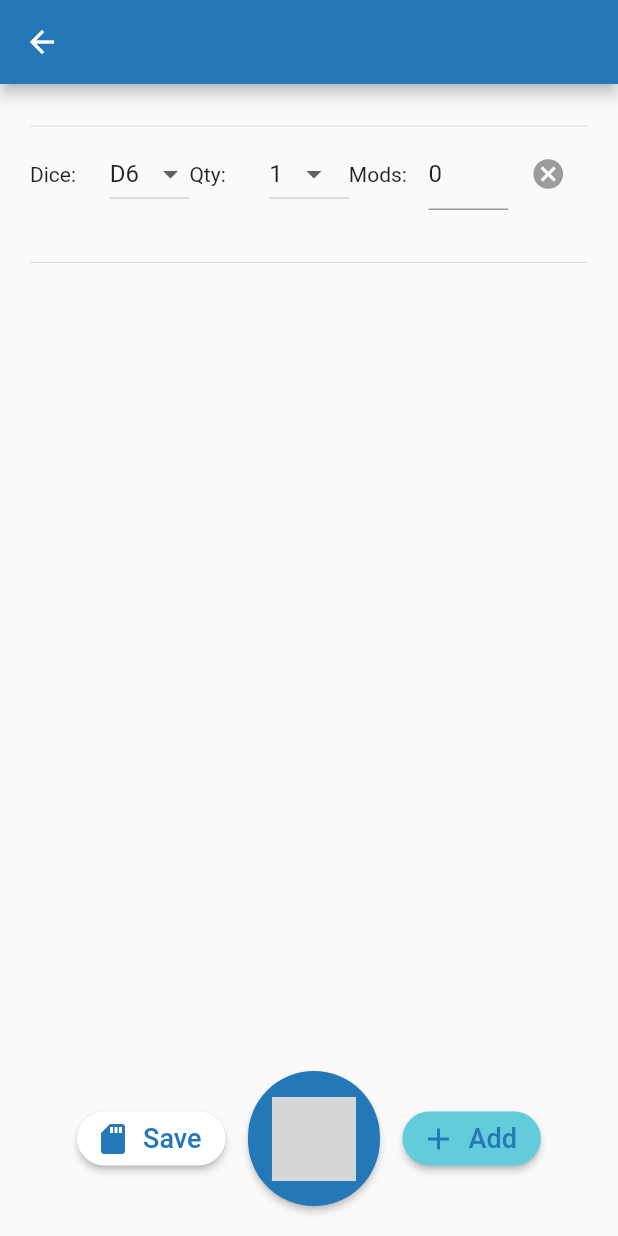
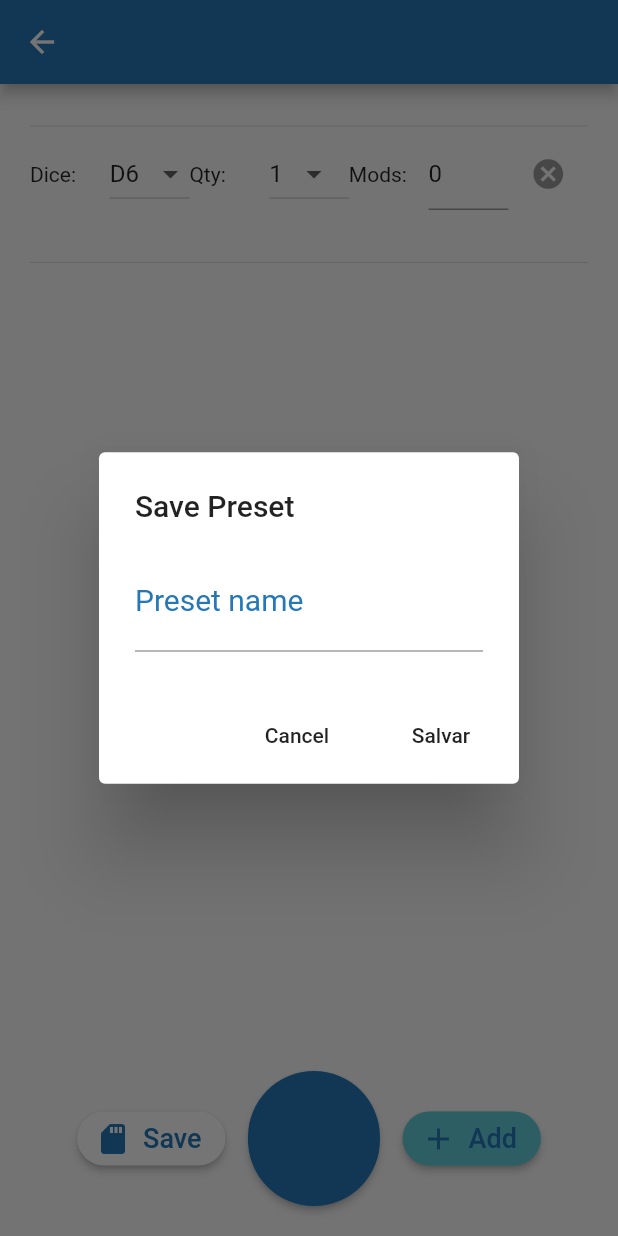
Before and after one commit to marcosbarbosa031/dice2roll, a Flutter app: the DiceRoll screen opened directly with empty values, item 3 of the bottom bar chosen, after a tap on "Save", on a phone screen of 412 x 824 dp. Run offline on Flutter 3.47's test engine with Material 2 defaults, Android fonts, the light colour scheme and no system bars; our stand-ins replace bloc, equatable, flutter_bloc; missing offline and left inert: animator; grey boxes are pictures that could not be loaded.

Commit message:
Adding save preset dialog

```diff
--- a/lib/dice_roll/dice.roll.dart
+++ b/lib/dice_roll/dice.roll.dart
@@ -23,6 +23,15 @@ class _DiceRollState extends State<DiceRoll> {
   final rng = new Random();
   List<dynamic> dices;
   String total = "";
+  final presetNameC = TextEditingController();
+  @override
+  void initState () {
+    super.initState();
+
+    presetNameC.value = presetNameC.value.copyWith(
+      text: widget.preset["name"]
+    );
+  }
 
   @override
   Widget build(BuildContext context) {
@@ -76,7 +85,7 @@ class _DiceRollState extends State<DiceRoll> {
                       textColor: AppColors.primaryColor,
                       shape: new RoundedRectangleBorder(borderRadius: new BorderRadius.circular(30.0)),
                       onPressed: () {
-                        _savePreset();
+                        showSaveDialog(context);
                       },
                     )
                   ),
@@ -321,11 +330,55 @@ class _DiceRollState extends State<DiceRoll> {
   /// Save the dices preset.
 
   void _savePreset() async {
-    widget.presets.add(widget.preset);
+    widget.preset["name"] = presetNameC.value.text;
+
+    if (widget.preset["id"] >= widget.presets.length) {
+      widget.presets.add(widget.preset);
+    }
 
     final file = await _localFile;
-    var resp = file.writeAsString(jsonEncode(widget.presets));
-    print("resp: $resp");
+    file.writeAsString(jsonEncode(widget.presets));
+  }
+
+  /// Display save preset dialog
+
+  Future showSaveDialog(BuildContext context) {
+    return showDialog(
+      context: context,
+      builder: (BuildContext context) {
+        return AlertDialog(
+          title: Text("Save Preset"),
+          content: TextFormField(
+            style:  new TextStyle(color: Colors.black, fontSize: 20),
+            controller: presetNameC,
+            decoration: InputDecoration(
+              labelText: "Preset name",
+              labelStyle: TextStyle(color: AppColors.primaryColor)
+            ),
+          ),
+          actions: <Widget>[
+            Container(
+              child: FlatButton(
+                child: Text("Cancel"),
+                onPressed: () {
+                  Navigator.of(context).pop();
+                },
+              ),
+            ),
+
+            Container(
+              child: FlatButton(
+                child: Text("Salvar"),
+                onPressed: () {
+                  _savePreset();
+                  Navigator.of(context).pop();
+                },
+              ),
+            )
+          ],
+        );
+      }
+    );
   }
 
   Future<String> get _localPath async {
```
